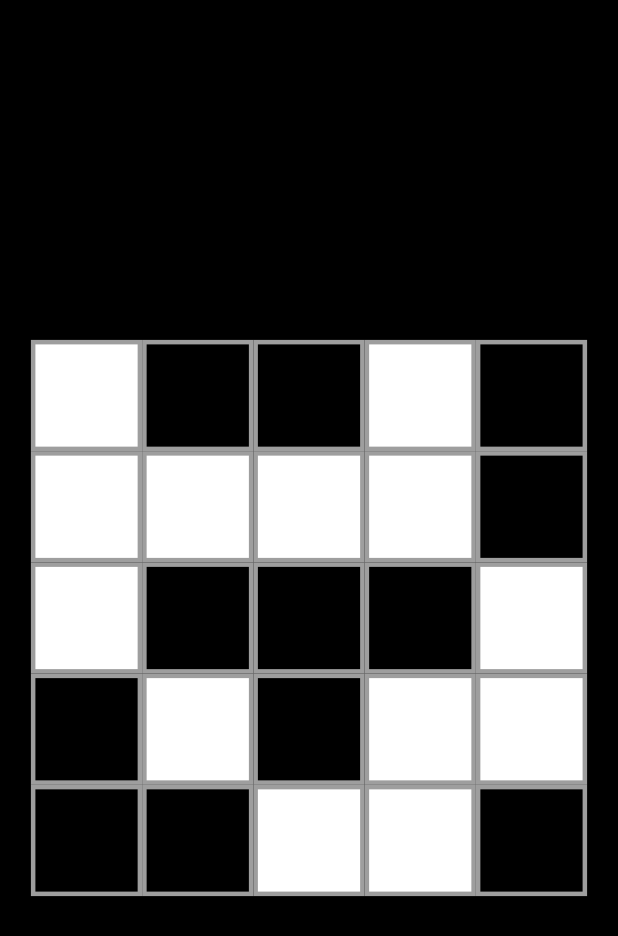
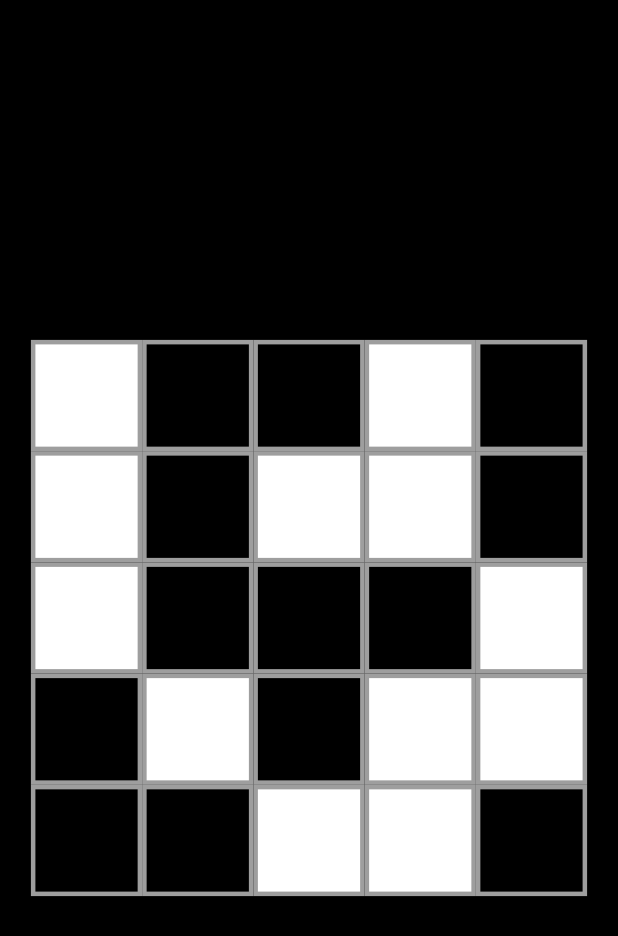
Before and after one commit to Omustardo/lights_out, a Flutter app: the screen it shows after launch, after a tap on an icon or button, on a phone screen of 412 x 824 dp. Shown: the top 936 px of the screen. Run offline on Flutter 3.47's test engine with Material 2 defaults, Android fonts, the phone set to English and light mode, and no system bars; missing offline and left inert: dart:html.

Commit message:
Fix toggling adjacent cells

```diff
--- a/lib/main.dart
+++ b/lib/main.dart
@@ -1,3 +1,5 @@
+import 'dart:html';
+
 import 'package:flutter/material.dart';
 import 'dart:math';
 
@@ -53,16 +55,26 @@ class _LightsOutGame extends State<LightsOutGame> {
     setState(() {
       // print("Detected click at [$rowIndex,$colIndex]");
 
-      for (int i = rowIndex - 1; i < rowIndex + 2; i++) {
-        for (int j = colIndex - 1; j < colIndex + 2; j++) {
-          if ((i < 0 || j < 0) || (i >= gridSize || j >= gridSize)) {
-            // print("skipping at [$i,$j]");
-            continue;
-          }
-          // print("toggling at [$i,$j]");
-          gridValues[i][j] = (gridValues[i][j] + 1) % numValues;
+      // Inner list is coordinates (always len 2)
+
+      List<Point<int>> coords = [
+        new Point(rowIndex, colIndex),
+        new Point(rowIndex - 1, colIndex),
+        new Point(rowIndex + 1, colIndex),
+        new Point(rowIndex, colIndex - 1),
+        new Point(rowIndex, colIndex + 1),
+      ];
+
+      coords.forEach((coord) {
+        if ((coord.x < 0 || coord.y < 0) ||
+            (coord.x >= gridSize || coord.y >= gridSize)) {
+          // print("skipping at [$i,$j]");
+          return;
         }
-      }
+        // print("toggling at [$i,$j]");
+        gridValues[coord.x][coord.y] =
+            (gridValues[coord.x][coord.y] + 1) % numValues;
+      });
     });
   }
 
```
